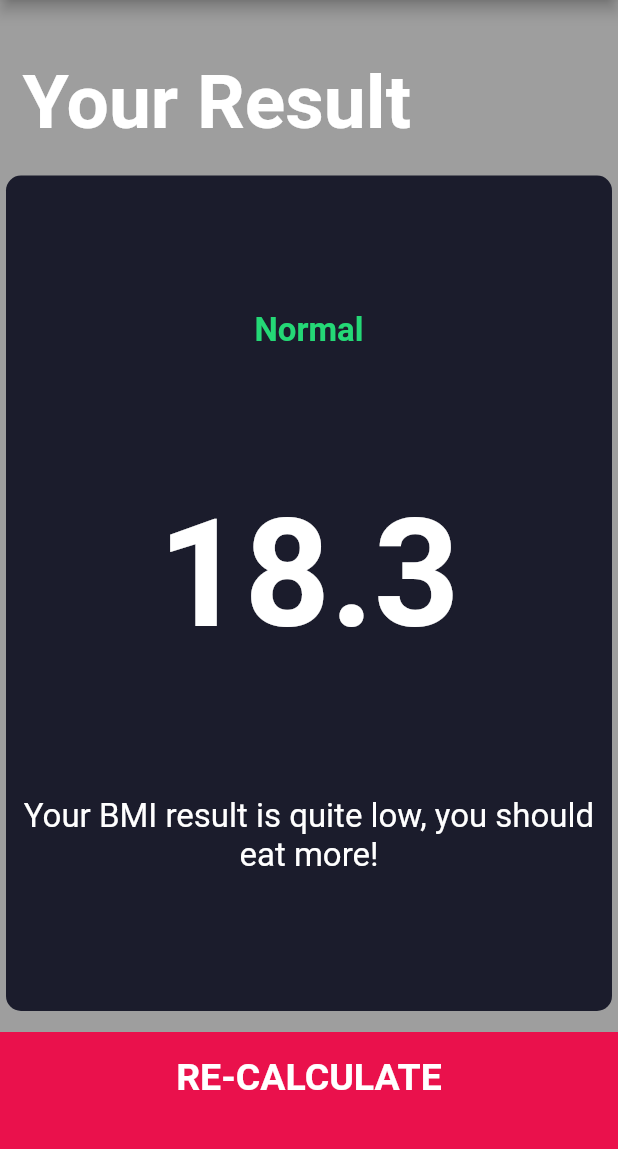
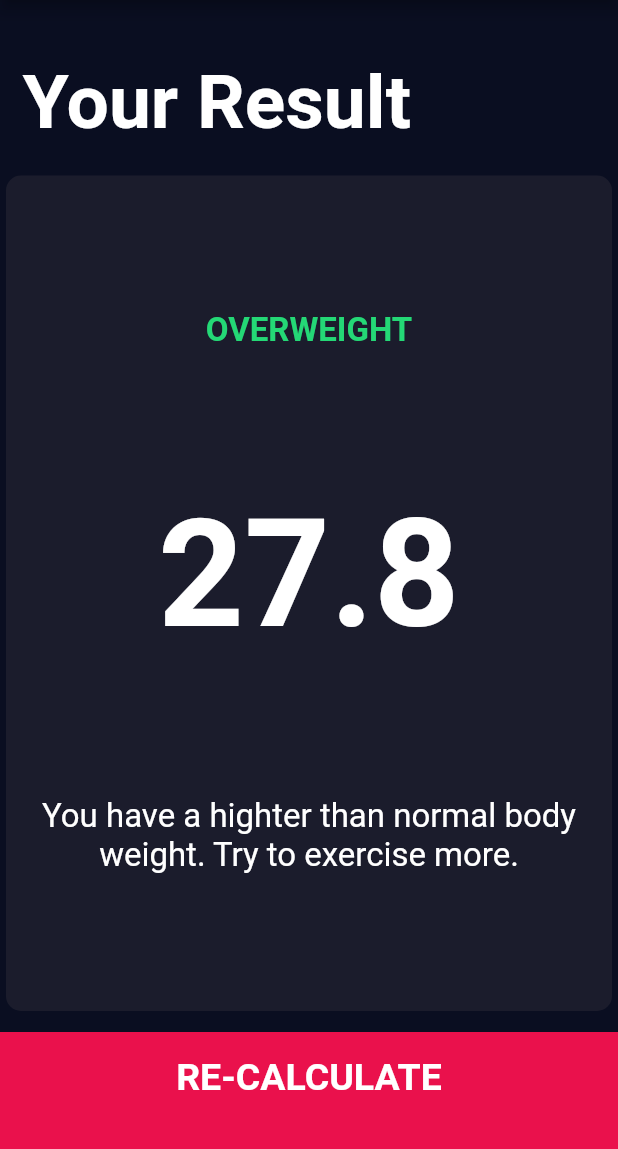
Before and after one commit to garciafigueres/flutter_udemy_bmicalculator, a Flutter app: the InputPage screen opened directly, after a tap on "CALCULATE", on a phone screen of 412 x 824 dp, the part 84-1233 px from its top. Run offline on Flutter 3.47's test engine with Material 2 defaults, Android fonts, the phone set to English and light mode, and no system bars; our stand-ins replace font_awesome_flutter.

Commit message:
Lesson 145 - Completed Project

```diff
--- /dev/null
+++ b/lib/calclulator_brain.dart
@@ -0,0 +1,35 @@
+import 'dart:math';
+
+class CalculatorBrain {
+  CalculatorBrain({this.height, this.weight});
+
+  final int height;
+  final int weight;
+
+  double _bmi;
+
+  String calculateBMI() {
+    _bmi = weight / pow(height / 100, 2);
+    return _bmi.toStringAsFixed(1);
+  }
+
+  String getResult() {
+    if (_bmi >= 25) {
+      return 'Overweight';
+    } else if (_bmi > 18.5) {
+      return 'Normal';
+    } else {
+      return 'Underweight';
+    }
+  }
+
+  String getInterpretation() {
+    if (_bmi >= 25) {
+      return 'You have a highter than normal body weight. Try to exercise more.';
+    } else if (_bmi > 18.5) {
+      return 'You have a normal body weight. Good job!';
+    } else {
+      return 'You have a lower than normal body weight. You can eat a bit more.';
+    }
+  }
+}
--- a/lib/main.dart
+++ b/lib/main.dart
@@ -9,14 +9,10 @@ class BMICalculator extends StatelessWidget {
   Widget build(BuildContext context) {
     return MaterialApp(
       theme: ThemeData.dark().copyWith(
-        primaryColor: Color(0xFF0D101F),
-        scaffoldBackgroundColor: Colors.grey,
+        primaryColor: Color(0xFF0A0E21),
+        scaffoldBackgroundColor: Color(0xFF0A0E21),
       ),
-      initialRoute: '/results',
-      routes: {
-        '/': (context) => InputPage(),
-        '/results': (context) => ResultsPage(),
-      },
+      home: InputPage(),
     );
   }
 }
--- a/lib/screens/input_page.dart
+++ b/lib/screens/input_page.dart
@@ -1,6 +1,8 @@
+import 'package:bmi_calculator/calclulator_brain.dart';
 import 'package:bmi_calculator/components/icon_content.dart';
 import 'package:bmi_calculator/components/reusable_card.dart';
 import 'package:bmi_calculator/components/round_icon_button.dart';
+import 'package:bmi_calculator/screens/results_page.dart';
 import 'package:flutter/material.dart';
 import 'package:font_awesome_flutter/font_awesome_flutter.dart';
 import '../components/bottom_button.dart';
@@ -210,8 +212,18 @@ class _InputPageState extends State<InputPage> {
             BottomButton(
               buttonTitle: 'CALCULATE',
               onTap: () {
-                Navigator.pushNamed(context, '/results');
-                //Navigator.push(context, MaterialPageRoute(builder: (context) => ResultsPage()));
+                CalculatorBrain calc = CalculatorBrain(height: height, weight: weight);
+
+                Navigator.push(
+                  context,
+                  MaterialPageRoute(
+                    builder: (context) => ResultsPage(
+                      bmiResult: calc.calculateBMI(),
+                      resultText: calc.getResult(),
+                      interpretation: calc.getInterpretation(),
+                    ),
+                  ),
+                );
               },
             )
           ],
--- a/lib/screens/results_page.dart
+++ b/lib/screens/results_page.dart
@@ -5,6 +5,16 @@ import 'package:flutter/material.dart';
 import '../constants.dart';
 
 class ResultsPage extends StatelessWidget {
+  ResultsPage({
+    @required this.bmiResult,
+    @required this.resultText,
+    @required this.interpretation,
+  });
+
+  final String bmiResult;
+  final String resultText;
+  final String interpretation;
+
   @override
   Widget build(BuildContext context) {
     return Scaffold(
@@ -34,15 +44,15 @@ class ResultsPage extends StatelessWidget {
                 crossAxisAlignment: CrossAxisAlignment.center,
                 children: <Widget>[
                   Text(
-                    'Normal',
+                    resultText.toUpperCase(),
                     style: kResultTextStyle,
                   ),
                   Text(
-                    '18.3',
+                    bmiResult,
                     style: kBMITextStyle,
                   ),
                   Text(
-                    'Your BMI result is quite low, you should eat more!',
+                    interpretation,
                     textAlign: TextAlign.center,
                     style: kBodyTextStyle,
                   ),
```
